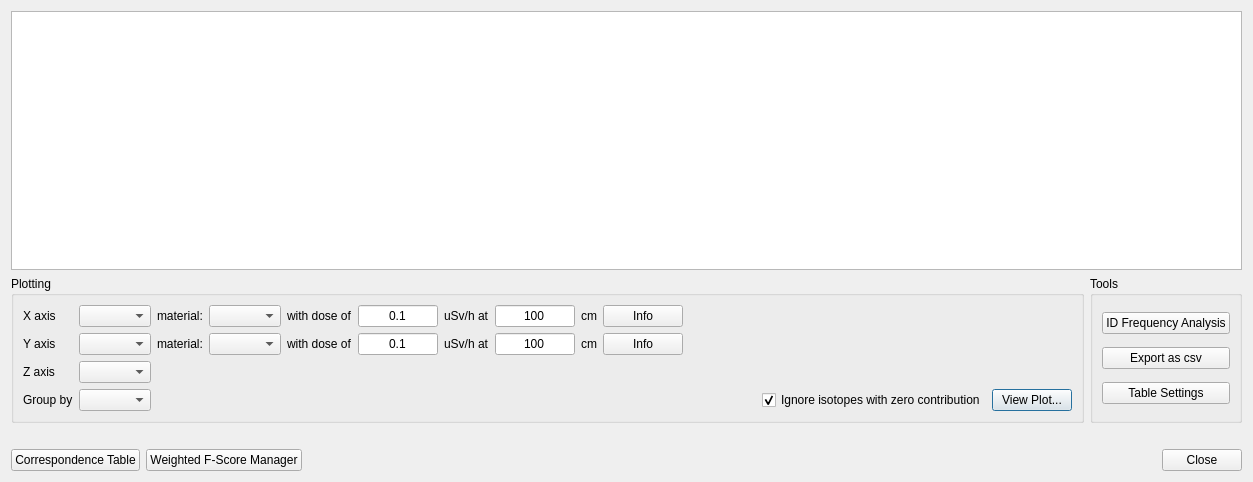
Before: the Qt Designer form src/ui/results_dialog.ui in LLNL/RASE, drawn with Qt 5.
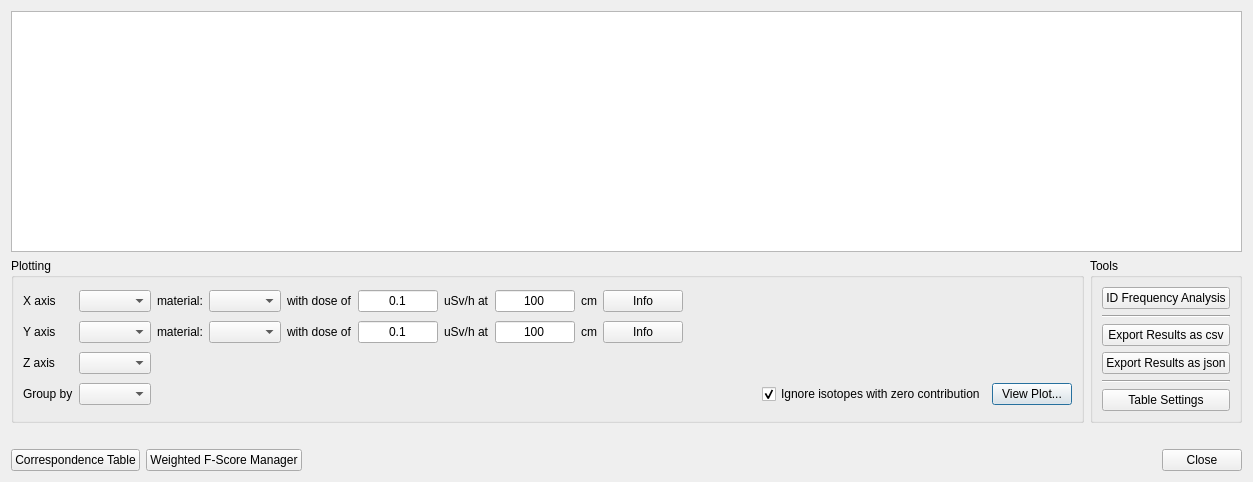
After: the same form once the commit is applied.

```diff
--- a/src/ui/results_dialog.ui
+++ b/src/ui/results_dialog.ui
@@ -376,9 +376,30 @@
          </widget>
         </item>
         <item>
-         <widget class="QPushButton" name="buttonExport">
+         <widget class="Line" name="line_2">
+          <property name="orientation">
+           <enum>Qt::Horizontal</enum>
+          </property>
+         </widget>
+        </item>
+        <item>
+         <widget class="QPushButton" name="buttonExportCSV">
           <property name="text">
-           <string>Export as csv</string>
+           <string>Export Results as csv</string>
+          </property>
+         </widget>
+        </item>
+        <item>
+         <widget class="QPushButton" name="buttonExportJSON">
+          <property name="text">
+           <string>Export Results as json</string>
+          </property>
+         </widget>
+        </item>
+        <item>
+         <widget class="Line" name="line">
+          <property name="orientation">
+           <enum>Qt::Horizontal</enum>
           </property>
          </widget>
         </item>
```
